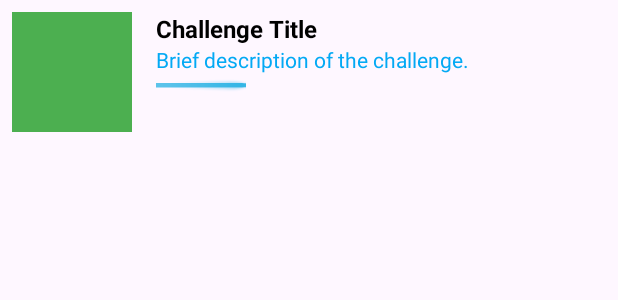
After one commit to mapoy62/BinBuddyAnd, an Android app: the layout item_challenge.xml on its own in the app's theme, with its tools: preview values and no code run, on a phone screen of 412 x 824 dp. The commit adds this screen. Shown: the top 300 px of the screen. Run offline under Robolectric (Android 15) with nearby library versions, the phone set to English and light mode, and no system bars.

Commit message:
Add challenges and exoplore

```diff
--- a/app/src/main/AndroidManifest.xml
+++ b/app/src/main/AndroidManifest.xml
@@ -1,6 +1,8 @@
 <?xml version="1.0" encoding="utf-8"?>
 <manifest xmlns:android="http://schemas.android.com/apk/res/android"
     xmlns:tools="http://schemas.android.com/tools">
+
+    <uses-permission android:name="android.permission.INTERNET"/>
 
     <application
         android:allowBackup="true"
--- /dev/null
+++ b/app/src/main/res/layout/item_challenge.xml
@@ -0,0 +1,47 @@
+<?xml version="1.0" encoding="utf-8"?>
+<LinearLayout xmlns:android="http://schemas.android.com/apk/res/android"
+    android:layout_width="match_parent"
+    android:layout_height="wrap_content"
+    android:orientation="horizontal"
+    android:padding="8dp">
+
+    <ImageView
+        android:id="@+id/image_challenge"
+        android:layout_width="80dp"
+        android:layout_height="80dp"
+        android:layout_marginEnd="16dp"
+        android:contentDescription="@string/challenge_image"
+        android:scaleType="centerCrop"
+        android:background="@color/green" />
+
+    <LinearLayout
+        android:layout_width="0dp"
+        android:layout_height="wrap_content"
+        android:layout_weight="1"
+        android:orientation="vertical">
+
+        <TextView
+            android:id="@+id/tvTitleChallenge"
+            android:layout_width="wrap_content"
+            android:layout_height="wrap_content"
+            android:textColor="@color/black"
+            android:textSize="16sp"
+            android:textStyle="bold"
+            android:text="@string/challenge_title" />
+
+        <TextView
+            android:id="@+id/description_challenge"
+            android:layout_width="wrap_content"
+            android:layout_height="wrap_content"
+            android:textColor="@color/blue"
+            android:textSize="14sp"
+            android:text="@string/brief_description_of_the_challenge" />
+
+        <ProgressBar
+            android:id="@+id/progress_challenge"
+            android:layout_width="match_parent"
+            android:layout_height="wrap_content"
+            android:progress="20"
+            style="@android:style/Widget.Holo.ProgressBar.Horizontal" />
+    </LinearLayout>
+</LinearLayout>
--- a/app/src/main/res/values/strings.xml
+++ b/app/src/main/res/values/strings.xml
@@ -2,4 +2,6 @@
     <string name="app_name">BinBuddy</string>
     <!-- TODO: Remove or change this placeholder text -->
     <string name="hello_blank_fragment">Hello blank fragment</string>
+    <string name="challenge_title">Challenge Title</string>
+    <string name="brief_description_of_the_challenge">Brief description of the challenge.</string>
 </resources>
```
Also changed, not shown: app/build.gradle.kts (+9 -0 lines), app/src/main/java/com/oym/binbuddy/application/BinBuddyApp.kt (added, +16 -0 lines), app/src/main/java/com/oym/binbuddy/data/remote/ChallengeAPI.kt (added, +19 -0 lines), app/src/main/java/com/oym/binbuddy/data/remote/RetrofitHelper.kt (added, +26 -0 lines), app/src/main/java/com/oym/binbuddy/data/remote/model/ChallengeDTO.kt (added, +20 -0 lines), app/src/main/java/com/oym/binbuddy/data/remote/model/ChallengeDetailDTO.kt (added, +8 -0 lines), app/src/main/java/com/oym/binbuddy/data/repository/ChallengeRepository.kt (added, +17 -0 lines), app/src/main/java/com/oym/binbuddy/ui/fragments/ChallengesFragment.kt (+38 -0 lines), app/src/main/res/layout/fragment_challenges.xml (+6 -3 lines), gradle/libs.versions.toml (+7 -0 lines).
